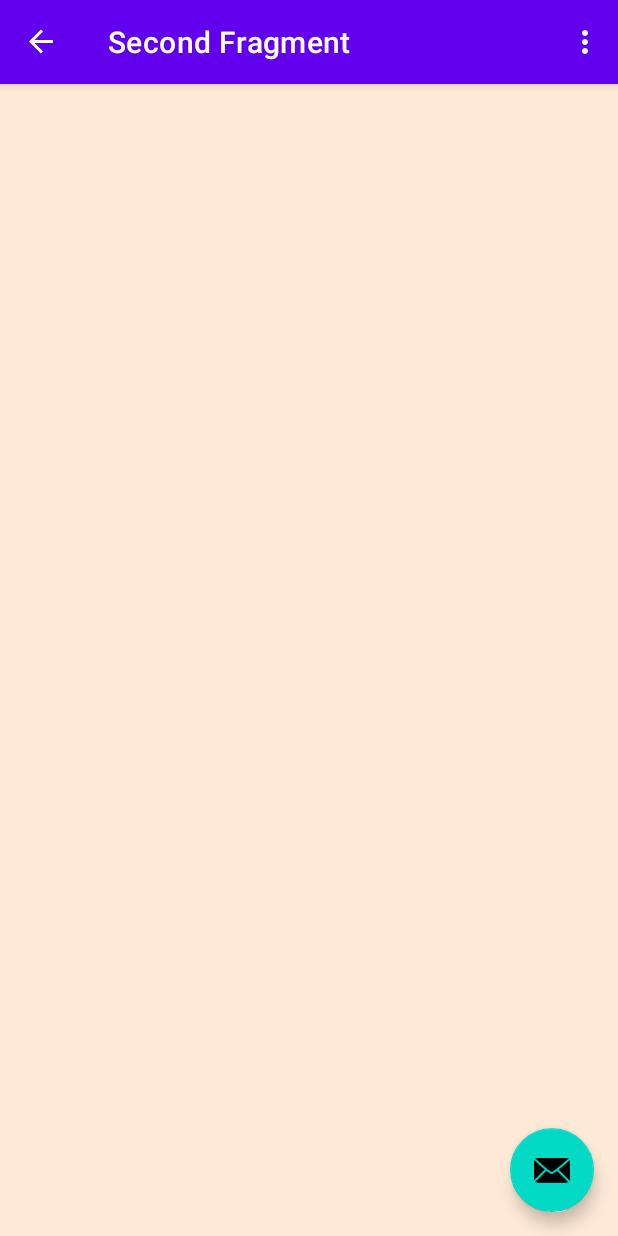
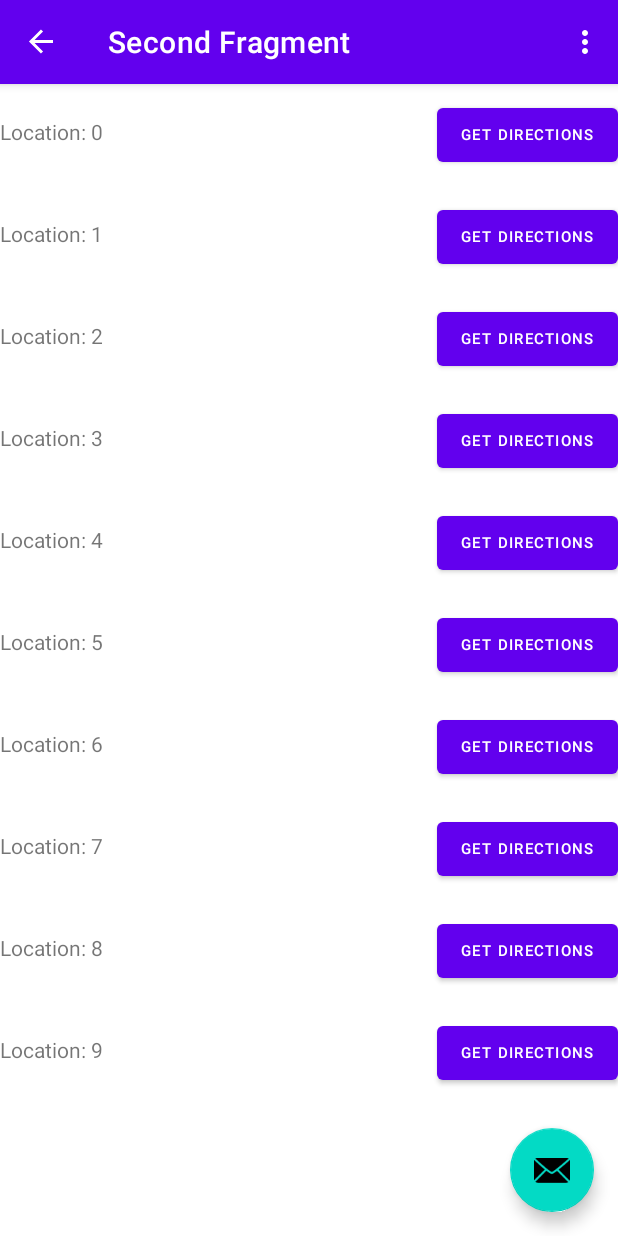
Before and after one commit to rowens123/food-truck, an Android app: the SecondFragment screen opened through its navigation route, on a phone screen of 412 x 824 dp. Run offline under Robolectric (Android 15) with nearby library versions, the phone set to English and light mode, and no system bars; our stand-ins replace navigation-ui.

Commit message:
Initial Commit

```diff
--- a/app/src/main/java/edu/scu/foodtruck/LocationsAdapter.java
+++ b/app/src/main/java/edu/scu/foodtruck/LocationsAdapter.java
@@ -28,26 +28,48 @@ import android.widget.RatingBar;
 import android.widget.TextView;
 import android.widget.Toast;
 import java.text.DecimalFormat;
+import java.util.List;
 
 // Create the basic adapter extending from RecyclerView.Adapter
 // Note that we specify the custom ViewHolder which gives us access to our views
 public class LocationsAdapter extends
         RecyclerView.Adapter<LocationsAdapter.ViewHolder> {
+    private List<ParkingSpace> mParkingSpaces;
 
+    // Pass in the contact array into the constructor
+    public LocationsAdapter(List<ParkingSpace> parkingSpaces) {
+        mParkingSpaces = parkingSpaces;
+    }
     @NonNull
     @Override
-    public ViewHolder onCreateViewHolder(@NonNull ViewGroup parent, int viewType) {
-        return null;
+    public LocationsAdapter.ViewHolder onCreateViewHolder(ViewGroup parent, int viewType) {
+        Context context = parent.getContext();
+        LayoutInflater inflater = LayoutInflater.from(context);
+
+        // Inflate the custom layout
+        View contactView = inflater.inflate(R.layout.location_recomendation, parent, false);
+
+        // Return a new holder instance
+        ViewHolder viewHolder = new ViewHolder(contactView);
+        return viewHolder;
     }
 
+    // Involves populating data into the item through holder
     @Override
-    public void onBindViewHolder(@NonNull ViewHolder holder, int position) {
+    public void onBindViewHolder(LocationsAdapter.ViewHolder holder, int position) {
+        // Get the data model based on position
+        ParkingSpace parkingSpace = mParkingSpaces.get(position);
 
+        // Set item views based on your views and data model
+        TextView textView = holder.nameTextView;
+        textView.setText(parkingSpace.getAddress());
+        Button button = holder.messageButton;
+        button.setText("Get Directions");
+        button.setEnabled(true);
     }
-
     @Override
     public int getItemCount() {
-        return 0;
+        return mParkingSpaces.size();
     }
 
     // Provide a direct reference to each of the views within a data item
@@ -57,7 +79,6 @@ public class LocationsAdapter extends
         // for any view that will be set as you render a row
         public TextView nameTextView;
         public Button messageButton;
-
 
         // We also create a constructor that accepts the entire item row
         // and does the view lookups to find each subview
--- a/app/src/main/java/edu/scu/foodtruck/ParkingSpace.java
+++ b/app/src/main/java/edu/scu/foodtruck/ParkingSpace.java
@@ -1,16 +1,19 @@
 package edu.scu.foodtruck;
 
+import java.util.ArrayList;
 import java.util.Comparator;
 
 public class ParkingSpace {
     String address;
     int radius;
     int cost;
+    int probability;
 
-    public ParkingSpace(String newAddress, int newRadius, int newCost) {
+    public ParkingSpace(String newAddress, int newRadius, int newCost, int newProb) {
         address = newAddress;
         radius = newRadius;
         cost = newCost;
+        probability = newProb;
     }
 
     public String getAddress(){
@@ -25,10 +28,23 @@ public class ParkingSpace {
         return cost;
     }
 
+    public void setAddress(String s) { address = s; }
+
+    public int getProbability(){return probability;}
+
     public int compareTo(ParkingSpace other) {
         int otherRadius = other.getRadius();
 
         return radius-otherRadius;
+    }
+
+    public static ArrayList getParkingSpacesTest() {
+        ArrayList<ParkingSpace> m = new ArrayList<>();
+        for (int i =0; i < 10; i++) {
+            ParkingSpace n = new ParkingSpace("Location: " + i, i * 5, i * 10, i * 10);
+            m.add(n);
+        }
+        return m;
     }
 
     public Comparator<ParkingSpace> priceComparison = new Comparator<ParkingSpace>() {
@@ -39,5 +55,9 @@ public class ParkingSpace {
 
             return oneCost - secondCost;
         }
+        public int compareProbability(ParkingSpace other){
+            int otherProb = other.getProbability();
+            return probability-otherProb;
+        }
     };
 }
--- a/app/src/main/java/edu/scu/foodtruck/SecondFragment.java
+++ b/app/src/main/java/edu/scu/foodtruck/SecondFragment.java
@@ -8,12 +8,18 @@ import android.view.ViewGroup;
 import androidx.annotation.NonNull;
 import androidx.fragment.app.Fragment;
 import androidx.navigation.fragment.NavHostFragment;
+import androidx.recyclerview.widget.LinearLayoutManager;
+import androidx.recyclerview.widget.RecyclerView;
+
+import java.util.ArrayList;
 
 import edu.scu.foodtruck.databinding.FragmentSecondBinding;
 
 public class SecondFragment extends Fragment {
 
     private FragmentSecondBinding binding;
+    // Add RecyclerView member
+    private RecyclerView recyclerView;
 
     @Override
     public View onCreateView(
@@ -21,9 +27,16 @@ public class SecondFragment extends Fragment {
             Bundle savedInstanceState
     ) {
 
-        binding = FragmentSecondBinding.inflate(inflater, container, false);
-        return binding.getRoot();
+        // Inflate the layout for this fragment
+        View view = inflater.inflate(R.layout.fragment_second, container, false);
 
+        // Add the following lines to create RecyclerView
+        recyclerView = view.findViewById(R.id.recyclerview);
+        recyclerView.setHasFixedSize(true);
+        recyclerView.setLayoutManager(new LinearLayoutManager(view.getContext()));
+        recyclerView.setAdapter(new LocationsAdapter(ParkingSpace.getParkingSpacesTest()));
+
+        return view;
     }
 
     public void onViewCreated(@NonNull View view, Bundle savedInstanceState) {
--- /dev/null
+++ b/app/src/main/res/layout/activity_locations.xml
@@ -0,0 +1,16 @@
+<?xml version="1.0" encoding="utf-8"?>
+<androidx.constraintlayout.widget.ConstraintLayout xmlns:android="http://schemas.android.com/apk/res/android"
+        xmlns:app="http://schemas.android.com/apk/res-auto"
+        android:layout_width="match_parent"
+        android:layout_height="match_parent">
+
+        <androidx.recyclerview.widget.RecyclerView
+            android:id="@+id/rvLocations"
+            android:layout_width="0dp"
+            android:layout_height="0dp"
+            app:layout_constraintBottom_toBottomOf="parent"
+            app:layout_constraintEnd_toEndOf="parent"
+            app:layout_constraintStart_toStartOf="parent"
+            app:layout_constraintTop_toTopOf="parent" />
+
+</androidx.constraintlayout.widget.ConstraintLayout>
--- a/app/src/main/res/layout/fragment_second.xml
+++ b/app/src/main/res/layout/fragment_second.xml
@@ -6,6 +6,14 @@
     android:layout_height="match_parent"
     tools:context=".SecondFragment">
 
+    <androidx.recyclerview.widget.RecyclerView
+        android:id="@+id/recyclerview"
+        android:layout_width="match_parent"
+        android:layout_height="match_parent"
+        android:visibility="visible"
+        app:layout_constraintEnd_toEndOf="parent"
+        app:layout_constraintStart_toStartOf="parent"
+        app:layout_constraintTop_toTopOf="@+id/textview_second" />
     <TextView
         android:id="@+id/textview_second"
         android:layout_width="wrap_content"
@@ -14,15 +22,4 @@
         app:layout_constraintStart_toStartOf="parent"
         app:layout_constraintTop_toTopOf="parent" />
 
-    <androidx.recyclerview.widget.RecyclerView
-        android:id="@+id/rvLocations"
-        android:layout_width="0dp"
-        android:layout_height="0dp"
-        app:layout_constraintBottom_toBottomOf="parent"
-        app:layout_constraintEnd_toEndOf="parent"
-        app:layout_constraintStart_toStartOf="parent"
-        app:layout_constraintTop_toTopOf="parent"
-        android:background="#2CF57F17" />
-
-
 </androidx.constraintlayout.widget.ConstraintLayout>
```
